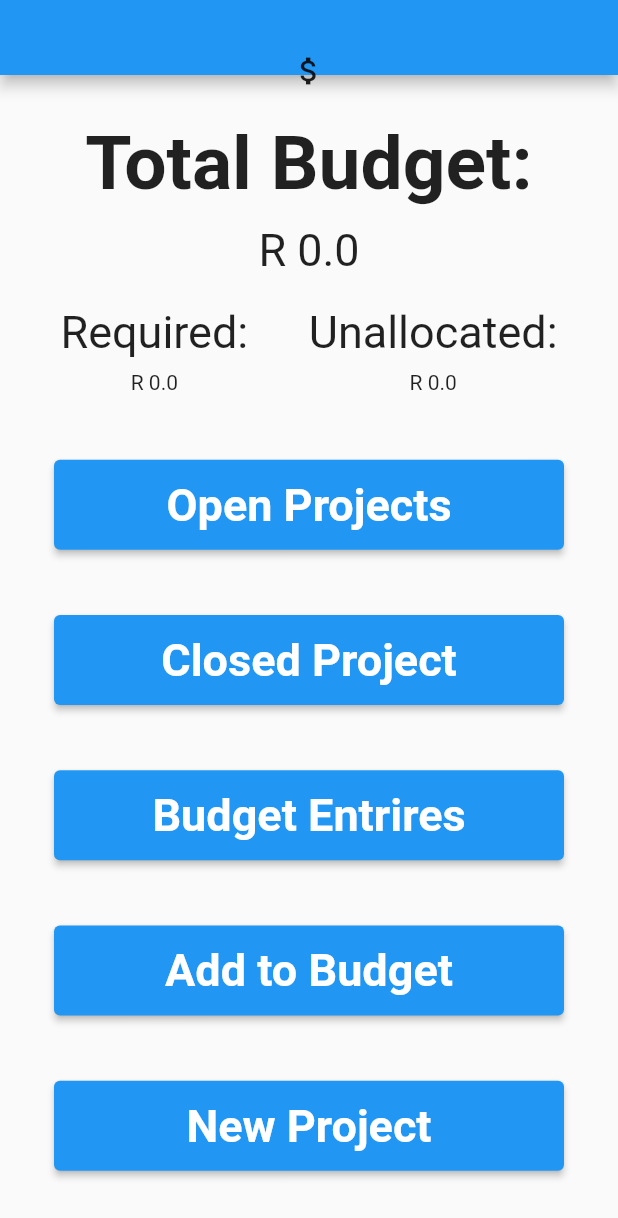
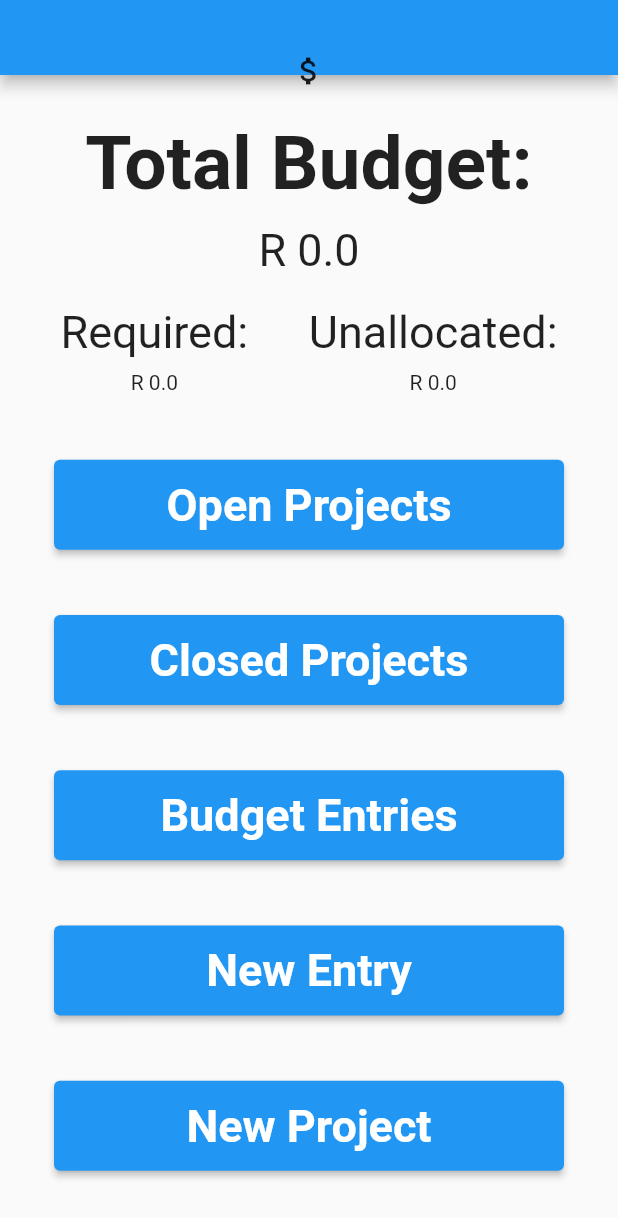
Before and after one commit to paintingcameron/EasyBudget, a Flutter app: the screen it shows after launch, on a phone screen of 412 x 824 dp. Shown: the top 1218 px of the screen. Run offline on Flutter 3.47's test engine with Material 2 defaults, Android fonts, the light colour scheme and no system bars; our stand-ins replace fluttertoast, hive, permission_handler; missing offline and left inert: restart_app; accounts and stored records are empty; statements that could not run were skipped.

Commit message:
Finished HomePage look. Added Permission denied view Working on new entry dialog

```diff
--- a/lib/globals.dart
+++ b/lib/globals.dart
@@ -4,3 +4,11 @@ String project_box = 'project_box';
 String budget_key = 'budget';
 String required_key = 'required';
 String allocated_key = 'allocated';
+
+enum button_options {
+  open_projects,
+  closed_projects,
+  budget_entries,
+  new_entry,
+  new_project
+}
--- a/lib/pages/home.dart
+++ b/lib/pages/home.dart
@@ -1,10 +1,15 @@
 import 'package:easybudget/bloc/bloc.dart';
 import 'package:easybudget/pages/deniedPermissions.dart';
+import 'package:easybudget/widgets/easy_inputs.dart';
+import 'package:easybudget/widgets/easy_widgets.dart';
 import 'package:flutter/cupertino.dart';
 import 'package:flutter/material.dart';
 import 'package:hive/hive.dart';
 import 'package:path_provider/path_provider.dart';
 import 'package:permission_handler/permission_handler.dart';
+import 'package:easybudget/widgets/easy_appbars.dart';
+import 'package:easybudget/globals.dart';
+import 'package:fluttertoast/fluttertoast.dart';
 
 class HomePage extends StatefulWidget {
   @override
@@ -35,6 +40,8 @@ class _HomePageState extends State<HomePage> {
   @override
   Widget build(BuildContext context) {
     print('building Home page');
+    return MaterialApp(
+      builder: (context, child) {
         return FutureBuilder<dynamic>(
           future: _bloc_permission,
           builder: (context, snapshot) {
@@ -48,6 +55,8 @@ class _HomePageState extends State<HomePage> {
             } else {
               return loadingView();
             }
+          },
+        );
       },
     );
   }
@@ -68,31 +77,6 @@ class _HomePageState extends State<HomePage> {
           ),
         );
       },
-    );
-  }
-
-  Widget loadingView() {
-    return Center(
-      child: Container(
-        width: 50,
-        height: 50,
-        child: CircularProgressIndicator(),
-      ),
-    );
-  }
-}
-
-AppBar easy_appbar() {
-  return AppBar(
-      centerTitle: true,
-      toolbarHeight: 50,
-      flexibleSpace: Padding(
-        padding: EdgeInsets.only(top: 35),
-        child: Container(
-        alignment: Alignment.center,
-        child: Icon(Icons.attach_money_outlined)
-      )
-    ),
     );
   }
 
@@ -149,26 +133,65 @@ Widget boxed_buttons() {
       child: Column(
         mainAxisAlignment: MainAxisAlignment.spaceEvenly,
         children: [
-        opt_button('Open Projects'),
-        opt_button('Closed Project'),
-        opt_button('Budget Entrires'),
-        opt_button('Add to Budget'),
-        opt_button('New Project'),
+          opt_button(button_options.open_projects),
+          opt_button(button_options.closed_projects),
+          opt_button(button_options.budget_entries),
+          opt_button(button_options.new_entry),
+          opt_button(button_options.new_project),
         ],
       ),
     );
   }
 
-Widget opt_button(String title) {
+  Widget opt_button(button_options opt) {
     return Container(
       width: 340,
       height: 60,
       child: ElevatedButton(
-      onPressed: () => print('$title pressed'),
+        onPressed: () async {
+          switch (opt) {
+            case button_options.open_projects:
+            // TODO: Handle this case.
+              break;
+            case button_options.closed_projects:
+            // TODO: Handle this case.
+              break;
+            case button_options.budget_entries:
+            // TODO: Handle this case.
+              break;
+            case button_options.new_entry:
+              var result = await showDialog(
+                                  context: context,
+                                  builder: (context) => EntryDialog());
+              if (result) {
+                Fluttertoast.showToast(
+                    msg: 'New Entry added',
+                    gravity: ToastGravity.BOTTOM,
+                    backgroundColor: Colors.white12,
+                    textColor: Colors.white
+                );
+              } else {
+                Fluttertoast.showToast(
+                    msg: 'Canceled',
+                    gravity: ToastGravity.BOTTOM,
+                    backgroundColor: Colors.white12,
+                    textColor: Colors.white
+                );
+              }
+              break;
+            case button_options.new_project:
+            // TODO: Handle this case.
+              break;
+          }
+        },
         child: Text(
-        title,
+          (opt == button_options.open_projects) ? 'Open Projects' :
+          (opt == button_options.closed_projects)? 'Closed Projects' :
+          (opt == button_options.budget_entries)? 'Budget Entries' :
+          (opt == button_options.new_entry)? 'New Entry' : 'New Project',
           style: TextStyle(fontSize: 30, fontWeight: FontWeight.bold),
         ),
       ),
     );
   }
+}
--- /dev/null
+++ b/lib/widgets/easy_widgets.dart
@@ -0,0 +1,13 @@
+
+import 'package:flutter/cupertino.dart';
+import 'package:flutter/material.dart';
+
+Widget loadingView() {
+  return Center(
+    child: Container(
+      width: 50,
+      height: 50,
+      child: CircularProgressIndicator(),
+    ),
+  );
+}
--- a/pubspec.yaml
+++ b/pubspec.yaml
@@ -18,6 +18,8 @@ dependencies:
   hive: ^2.0.4
   hive_flutter: ^1.1.0
   bloc: ^7.0.0
+  restart_app: ^1.0.3
+  fluttertoast: ^8.0.7
 
   permission_handler: ^8.1.2
 
```
Also changed, not shown: lib/pages/ListPage.dart (added, +40 -0 lines), lib/pages/deniedPermissions.dart (+37 -1 lines), lib/widgets/easy_appbars.dart (added, +50 -0 lines), lib/widgets/easy_inputs.dart (added, +55 -0 lines), pubspec.lock. Lines whose indentation alone changed are shown as unchanged.
